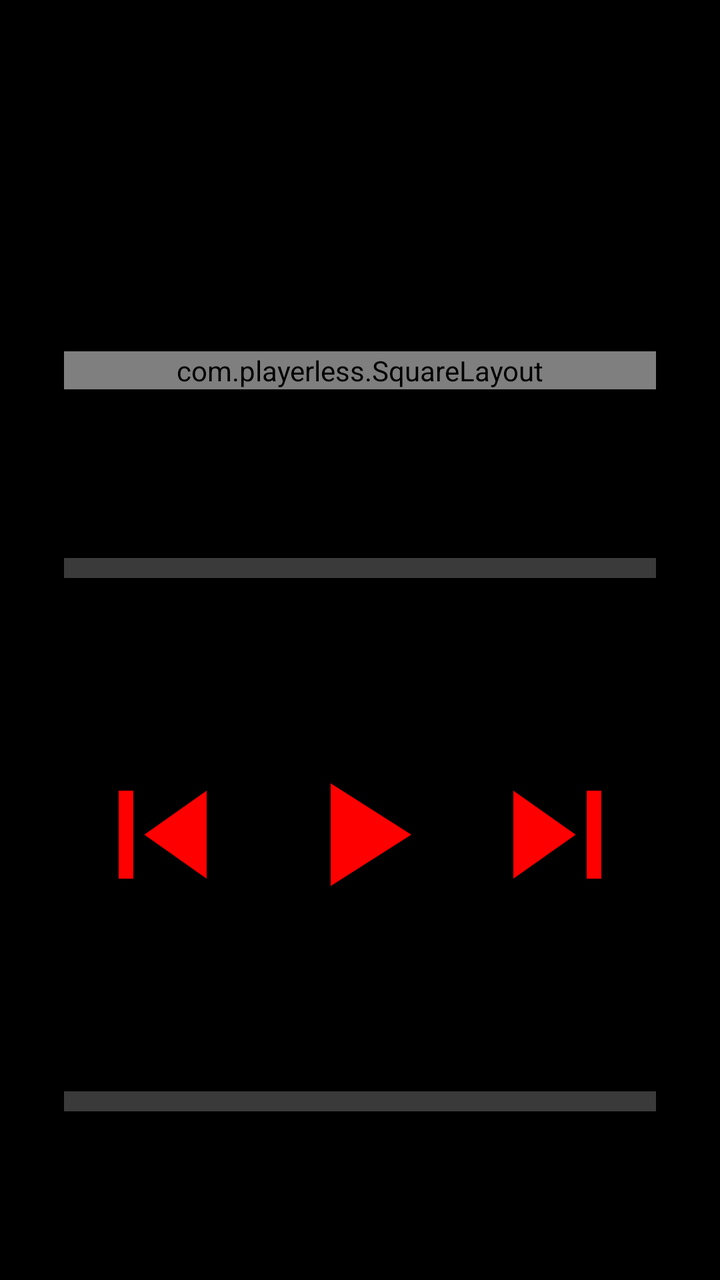
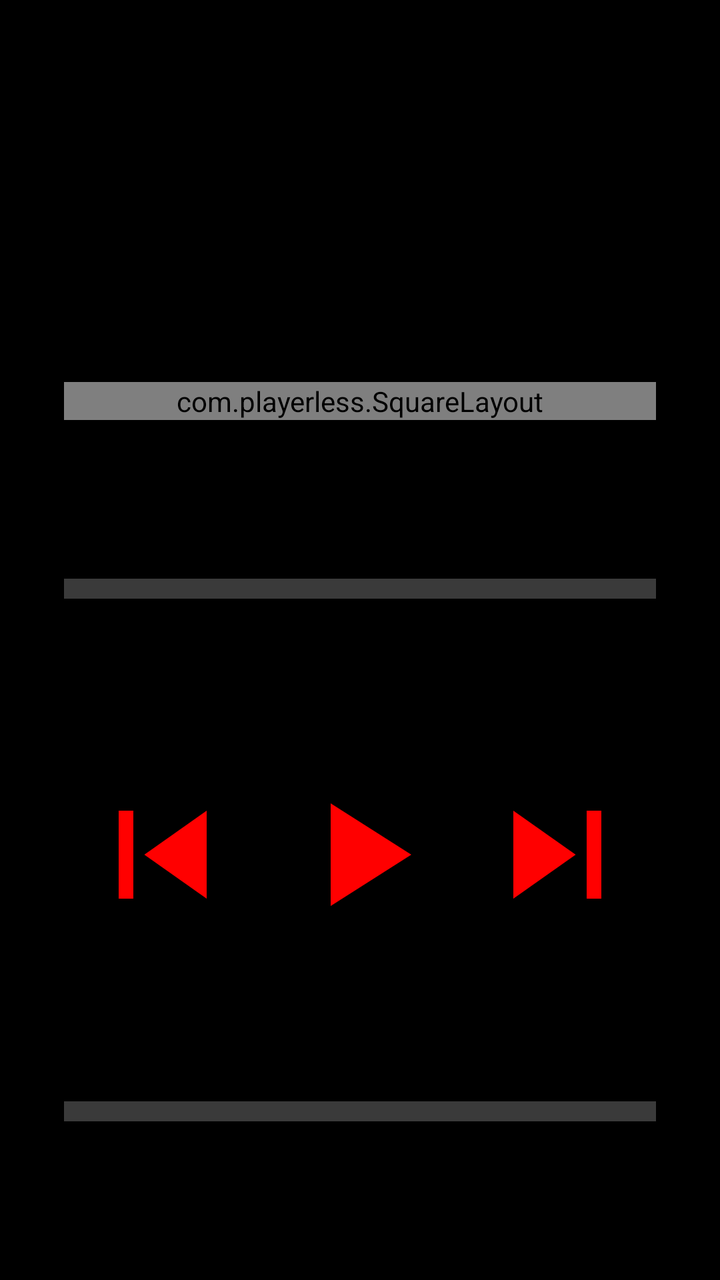

Two renders of the same Android screen: before a commit and after it. Below are the layout's source before the change and the commit's diff.
<!-- AndroidManifest.xml: application theme AppTheme -->
<!-- res/layout/view_player.xml -->
<?xml version="1.0" encoding="utf-8"?>
<LinearLayout xmlns:android="http://schemas.android.com/apk/res/android"
    android:layout_width="match_parent"
    android:layout_height="match_parent"
    android:background="#000000"
    android:clickable="true"
    android:gravity="center_horizontal"
    android:orientation="vertical"
    android:paddingHorizontal="32dp">

    <Space
        android:layout_width="match_parent"
        android:layout_height="0dp"
        android:layout_weight="1" />

    <TextView
        android:id="@+id/fullTitle"
        style="@style/SectionTitle"
        android:layout_width="match_parent"
        android:layout_height="wrap_content"
        android:ellipsize="end"
        android:gravity="center"
        android:maxLines="2"
        android:textSize="34sp" />

    <Space
        android:layout_width="match_parent"
        android:layout_height="0dp"
        android:layout_weight="1" />

    <com.playerless.SquareLayout
        android:layout_width="match_parent"
        android:layout_height="wrap_content"
        android:background="#3A3A3A">

        <ImageView
            android:id="@+id/fullCover"
            android:layout_width="match_parent"
            android:layout_height="match_parent"
            android:importantForAccessibility="no"
            android:scaleType="centerCrop" />
    </com.playerless.SquareLayout>

    <Space
        android:layout_width="match_parent"
        android:layout_height="0dp"
        android:layout_weight="1" />

    <SeekBar
        android:id="@+id/fullProgress"
        style="@style/PlayerBar"
        android:contentDescription="@string/progress" />

    <Space
        android:layout_width="match_parent"
        android:layout_height="0dp"
        android:layout_weight="1" />

    <LinearLayout
        android:layout_width="match_parent"
        android:layout_height="wrap_content"
        android:orientation="horizontal">

        <ImageButton
            android:id="@+id/fullPrev"
            style="@style/PlayerButton"
            android:contentDescription="@string/previous"
            android:src="@drawable/ic_prev" />

        <ImageButton
            android:id="@+id/fullPlayPause"
            style="@style/PlayerButton"
            android:contentDescription="@string/play_pause"
            android:src="@drawable/ic_play" />

        <ImageButton
            android:id="@+id/fullNext"
            style="@style/PlayerButton"
            android:contentDescription="@string/next"
            android:src="@drawable/ic_next" />
    </LinearLayout>

    <Space
        android:layout_width="match_parent"
        android:layout_height="0dp"
        android:layout_weight="1" />

    <SeekBar
        android:id="@+id/fullVolume"
        style="@style/PlayerBar"
        android:contentDescription="@string/volume" />

    <Space
        android:layout_width="match_parent"
        android:layout_height="0dp"
        android:layout_weight="1" />
</LinearLayout>
<!-- resources referenced by this layout -->
<resources>
  <style name="PlayerButton">
          <item name="android:layout_width">0dp</item>
          <item name="android:layout_height">88dp</item>
          <item name="android:layout_weight">1</item>
          <item name="android:background">@null</item>
          <item name="android:padding">0dp</item>
          <item name="android:scaleType">fitCenter</item>
      </style>
  <style name="AppTheme" parent="android:Theme.Material.NoActionBar">
          <item name="android:colorBackground">#000000</item>
          <item name="android:windowBackground">@android:color/black</item>
          <item name="android:colorAccent">@color/accent_red</item>
          <item name="android:statusBarColor">#3A3A3A</item>
          <item name="android:navigationBarColor">#3A3A3A</item>
          <item name="android:windowAnimationStyle">@null</item>
          <item name="android:windowActivityTransitions">false</item>
          <item name="android:colorBackgroundFloating">#3A3A3A</item>
          <item name="android:alertDialogTheme">@style/AppDialog</item>
      </style>
  <!-- drawable player_bar (drawable) -->
  <?xml version="1.0" encoding="utf-8"?>
  <layer-list xmlns:android="http://schemas.android.com/apk/res/android">
      <item android:id="@android:id/background">
          <shape>
              <solid android:color="#3A3A3A" />
          </shape>
      </item>
      <item android:id="@android:id/progress">
          <clip>
              <shape>
                  <solid android:color="?android:attr/colorAccent" />
              </shape>
          </clip>
      </item>
  </layer-list>
  <!-- unchanged entries left out for length: 12 -->
</resources>

<!-- the commit's change to res/layout/view_player.xml (unified diff, before → after) -->
@@ -2,7 +2,7 @@
 <LinearLayout xmlns:android="http://schemas.android.com/apk/res/android"
     android:layout_width="match_parent"
     android:layout_height="match_parent"
-    android:background="#000000"
+    android:background="?attr/pageColor"
     android:clickable="true"
     android:gravity="center_horizontal"
     android:orientation="vertical"
@@ -15,23 +15,30 @@
 
     <TextView
         android:id="@+id/fullTitle"
-        style="@style/SectionTitle"
+        style="?attr/playerTitleStyle"
+        android:layout_width="match_parent" />
+
+    <TextView
+        android:id="@+id/fullArtist"
+        style="?attr/playerArtistStyle"
         android:layout_width="match_parent"
         android:layout_height="wrap_content"
+        android:layout_marginTop="4dp"
         android:ellipsize="end"
         android:gravity="center"
-        android:maxLines="2"
-        android:textSize="34sp" />
+        android:maxLines="1" />
 
     <Space
         android:layout_width="match_parent"
         android:layout_height="0dp"
         android:layout_weight="1" />
 
+    
     <com.playerless.SquareLayout
         android:layout_width="match_parent"
         android:layout_height="wrap_content"
-        android:background="#3A3A3A">
+        android:background="?attr/placeholderColor"
+        android:foreground="?attr/coverFrame">
 
         <ImageView
             android:id="@+id/fullCover"
@@ -50,6 +57,35 @@
         android:id="@+id/fullProgress"
         style="@style/PlayerBar"
         android:contentDescription="@string/progress" />
+
+    
+    <LinearLayout
+        android:layout_width="match_parent"
+        android:layout_height="wrap_content"
+        android:layout_marginTop="-12dp"
+        android:orientation="horizontal">
+
+        <TextView
+            android:id="@+id/fullElapsed"
+            style="@style/PlayerTime"
+            android:layout_width="wrap_content" />
+
+        
+        <TextView
+            android:id="@+id/fullQuality"
+            style="@style/PlayerTime"
+            android:layout_width="0dp"
+            android:layout_weight="1"
+            android:ellipsize="end"
+            android:gravity="center"
+            android:maxLines="1"
+            android:paddingHorizontal="8dp" />
+
+        <TextView
+            android:id="@+id/fullLength"
+            style="@style/PlayerTime"
+            android:layout_width="wrap_content" />
+    </LinearLayout>
 
     <Space
         android:layout_width="match_parent"
<!-- resource entries referenced after the edit -->
@@ -4,9 +4,17 @@
           <item name="android:layout_width">0dp</item>
           <item name="android:layout_height">88dp</item>
           <item name="android:layout_weight">1</item>
-          <item name="android:background">@null</item>
+          <item name="android:background">@drawable/pressed</item>
           <item name="android:padding">0dp</item>
           <item name="android:scaleType">fitCenter</item>
+          <item name="android:tint">?attr/pageIcon</item>
+      </style>
+  <style name="PlayerTime">
+          <item name="android:layout_height">wrap_content</item>
+          
+          <item name="android:fontFeatureSettings">tnum</item>
+          <item name="android:textColor">?attr/textDim</item>
+          <item name="android:textSize">12sp</item>
       </style>
   <style name="AppTheme" parent="android:Theme.Material.NoActionBar">
           <item name="android:colorBackground">#000000</item>
@@ -18,13 +26,59 @@
           <item name="android:windowActivityTransitions">false</item>
           <item name="android:colorBackgroundFloating">#3A3A3A</item>
           <item name="android:alertDialogTheme">@style/AppDialog</item>
+  
+          <item name="pageColor">#000000</item>
+          <item name="textMain">#FFFFFF</item>
+          <item name="textDim">#808080</item>
+          <item name="textSoft">#B0B0B0</item>
+          <item name="pageIcon">?android:attr/colorAccent</item>
+          <item name="pressedOnPage">@color/pressed</item>
+          <item name="placeholderColor">#3A3A3A</item>
+          <item name="trackColor">#3A3A3A</item>
+  
+          <item name="barColor">#3A3A3A</item>
+          <item name="barText">#FFFFFF</item>
+          <item name="barTextDim">#B0B0B0</item>
+          <item name="barIcon">?android:attr/colorAccent</item>
+          <item name="pressedOnBar">@color/pressed</item>
+          <item name="topBarBackground">#3A3A3A</item>
+          <item name="playerBarBackground">#3A3A3A</item>
+  
+          <item name="panelColor">#141414</item>
+          <item name="panelText">#808080</item>
+          <item name="panelTextLatest">#B0B0B0</item>
+          <item name="panelTextTitle">#FFFFFF</item>
+          <item name="eqGrid">#262626</item>
+          <item name="eqZero">#4A4A4A</item>
+  
+          <item name="tileBand">#B3000000</item>
+          <item name="tileText">#FFFFFF</item>
+          <item name="tileForeground">@drawable/pressed</item>
+          <item name="coverFrame">@android:color/transparent</item>
+          <item name="frameColor">?android:attr/colorAccent</item>
+          <item name="printDark">@android:color/transparent</item>
+          <item name="printLight">@android:color/transparent</item>
+  
+          <item name="grainColor">@android:color/transparent</item>
+          <item name="gridColor">@android:color/transparent</item>
+          <item name="ruleColor">@android:color/transparent</item>
+  
+          <item name="systemBarColor">#3A3A3A</item>
+          <item name="playerSystemBarColor">#000000</item>
+  
+          <item name="titleStyle">@style/SectionTitle</item>
+          <item name="playerTitleStyle">@style/Classic.PlayerTitle</item>
+          <item name="playerArtistStyle">@style/Classic.PlayerArtist</item>
+          <item name="rowTitleStyle">@style/Classic.RowTitle</item>
+          <item name="rowSubtitleStyle">@style/Classic.RowSubtitle</item>
+          <item name="tileLabelStyle">@style/Classic.TileLabel</item>
       </style>
   <!-- drawable player_bar (drawable) -->
   <?xml version="1.0" encoding="utf-8"?>
   <layer-list xmlns:android="http://schemas.android.com/apk/res/android">
       <item android:id="@android:id/background">
           <shape>
-              <solid android:color="#3A3A3A" />
+              <solid android:color="?attr/trackColor" />
           </shape>
       </item>
       <item android:id="@android:id/progress">
@@ -35,6 +89,37 @@
           </clip>
       </item>
   </layer-list>
+  <!-- drawable pressed (drawable) -->
+  <?xml version="1.0" encoding="utf-8"?>
+  <selector xmlns:android="http://schemas.android.com/apk/res/android">
+      <item android:state_pressed="true">
+          <color android:color="?attr/pressedOnPage" />
+      </item>
+  </selector>
+  <color name="pressed">#1FFFFFFF</color>
+  <style name="Classic.PlayerTitle" parent="SectionTitle">
+          <item name="android:layout_height">wrap_content</item>
+          <item name="android:ellipsize">end</item>
+          <item name="android:gravity">center</item>
+          <item name="android:maxLines">2</item>
+          <item name="android:textSize">34sp</item>
+      </style>
+  <style name="Classic.PlayerArtist">
+          <item name="android:textColor">?attr/textSoft</item>
+          <item name="android:textSize">16sp</item>
+      </style>
+  <style name="Classic.RowTitle">
+          <item name="android:textColor">?attr/textMain</item>
+          <item name="android:textSize">16sp</item>
+      </style>
+  <style name="Classic.RowSubtitle">
+          <item name="android:textColor">?attr/textDim</item>
+          <item name="android:textSize">12sp</item>
+      </style>
+  <style name="Classic.TileLabel">
+          <item name="android:textColor">?attr/tileText</item>
+          <item name="android:textSize">16sp</item>
+      </style>
   <!-- unchanged entries left out for length: 12 -->
 </resources>
 
